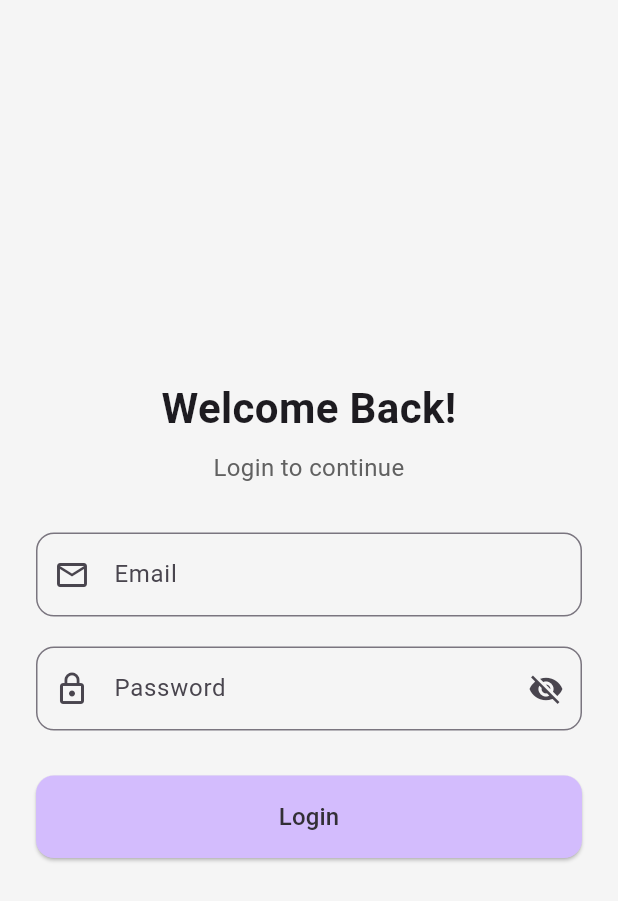
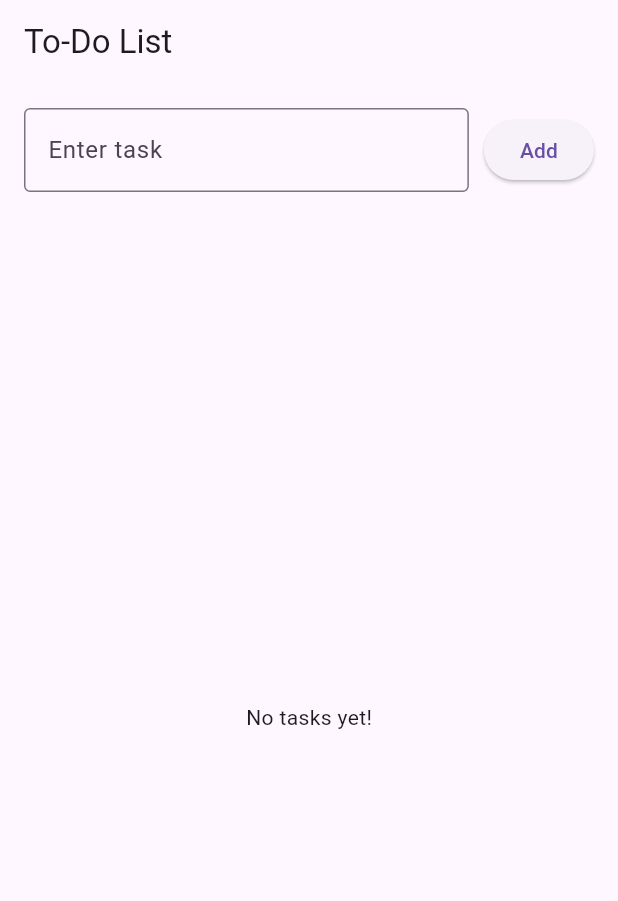
Before and after one commit to abhayshankur-josh/Flutter-Assignments, a Flutter app: the screen it shows after launch, on a phone screen of 412 x 824 dp. Shown: the top 901 px of the screen. Run offline on Flutter 3.47's test engine with Material 3 defaults, Android fonts, the phone set to English and light mode, and no system bars.

Commit message:
Create To-Do Page

```diff
--- a/lib/main.dart
+++ b/lib/main.dart
@@ -20,7 +20,7 @@ class MyApp extends StatelessWidget {
         useMaterial3: true,
       ),
       onGenerateRoute: AppRouter.onGenerateRoute,
-      initialRoute: AppRouter.loginPage,
+      initialRoute: AppRouter.todoPage,
     );
   }
 }
--- a/lib/utils/routes.dart
+++ b/lib/utils/routes.dart
@@ -3,11 +3,13 @@ import 'package:flutter_assignments/models/profile_model.dart';
 import 'package:flutter_assignments/views/details_page.dart';
 import 'package:flutter_assignments/views/home_page.dart';
 import 'package:flutter_assignments/views/login_page.dart';
+import 'package:flutter_assignments/views/todo_app.dart';
 
 class AppRouter {
   static const homePage = "/home";
   static const detailsPage = "/details";
   static const loginPage = "/login";
+  static const todoPage = "/todo";
 
   static Route<dynamic>? onGenerateRoute(RouteSettings settings) {
     switch (settings.name) {
@@ -17,6 +19,8 @@ class AppRouter {
         );
       case AppRouter.loginPage:
         return MaterialPageRoute(builder: (_) => const LoginForm());
+      case AppRouter.todoPage:
+        return MaterialPageRoute(builder: (_) => const ToDoApp());
       case AppRouter.homePage:
       default:
         return MaterialPageRoute(builder: (_) => const HomePage());
--- /dev/null
+++ b/lib/views/todo_app.dart
@@ -0,0 +1,95 @@
+import 'package:flutter/material.dart';
+
+class ToDoApp extends StatelessWidget {
+  const ToDoApp({super.key});
+
+  @override
+  Widget build(BuildContext context) {
+    return const MaterialApp(
+      title: 'To-Do List',
+      home: ToDoListPage(),
+      debugShowCheckedModeBanner: false,
+    );
+  }
+}
+
+class ToDoListPage extends StatefulWidget {
+  const ToDoListPage({super.key});
+
+  @override
+  State<ToDoListPage> createState() => _ToDoListPageState();
+}
+
+class _ToDoListPageState extends State<ToDoListPage> {
+  final List<String> _tasks = [];
+  final TextEditingController _controller = TextEditingController();
+
+  void _addTask() {
+    String task = _controller.text.trim();
+    if (task.isNotEmpty) {
+      setState(() {
+        _tasks.add(task);
+      });
+      _controller.clear();
+    }
+  }
+
+  void _removeTask(int index) {
+    setState(() {
+      _tasks.removeAt(index);
+    });
+  }
+
+  @override
+  Widget build(BuildContext context) {
+    return Scaffold(
+      appBar: AppBar(title: const Text('To-Do List')),
+      body: Padding(
+        padding: const EdgeInsets.all(16.0),
+        child: Column(
+          children: [
+            // Input Field + Add Button
+            Row(
+              children: [
+                Expanded(
+                  child: TextField(
+                    controller: _controller,
+                    decoration: const InputDecoration(
+                      labelText: 'Enter task',
+                      border: OutlineInputBorder(),
+                    ),
+                  ),
+                ),
+                const SizedBox(width: 10),
+                ElevatedButton(
+                  onPressed: _addTask,
+                  child: const Text("Add"),
+                ),
+              ],
+            ),
+            const SizedBox(height: 20),
+            // Task List
+            Expanded(
+              child: _tasks.isEmpty
+                  ? const Center(child: Text("No tasks yet!"))
+                  : ListView.builder(
+                      itemCount: _tasks.length,
+                      itemBuilder: (context, index) {
+                        return Card(
+                          child: ListTile(
+                            title: Text(_tasks[index]),
+                            trailing: IconButton(
+                              icon: const Icon(Icons.delete, color: Colors.red),
+                              onPressed: () => _removeTask(index),
+                            ),
+                          ),
+                        );
+                      },
+                    ),
+            ),
+          ],
+        ),
+      ),
+    );
+  }
+}
```
